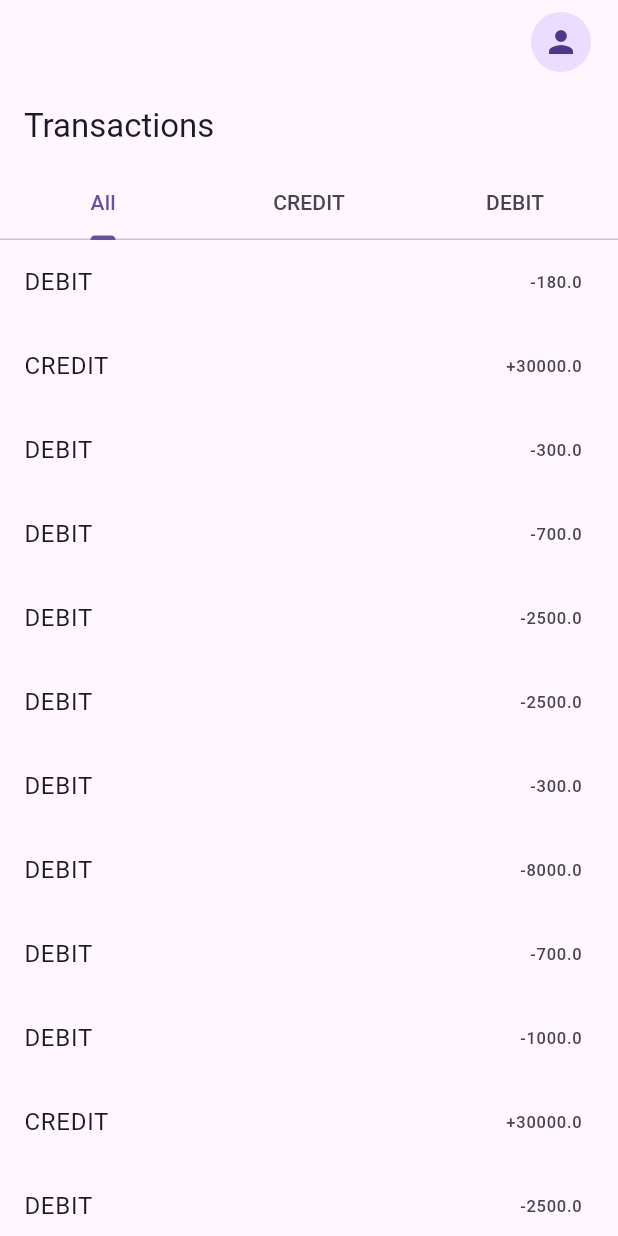
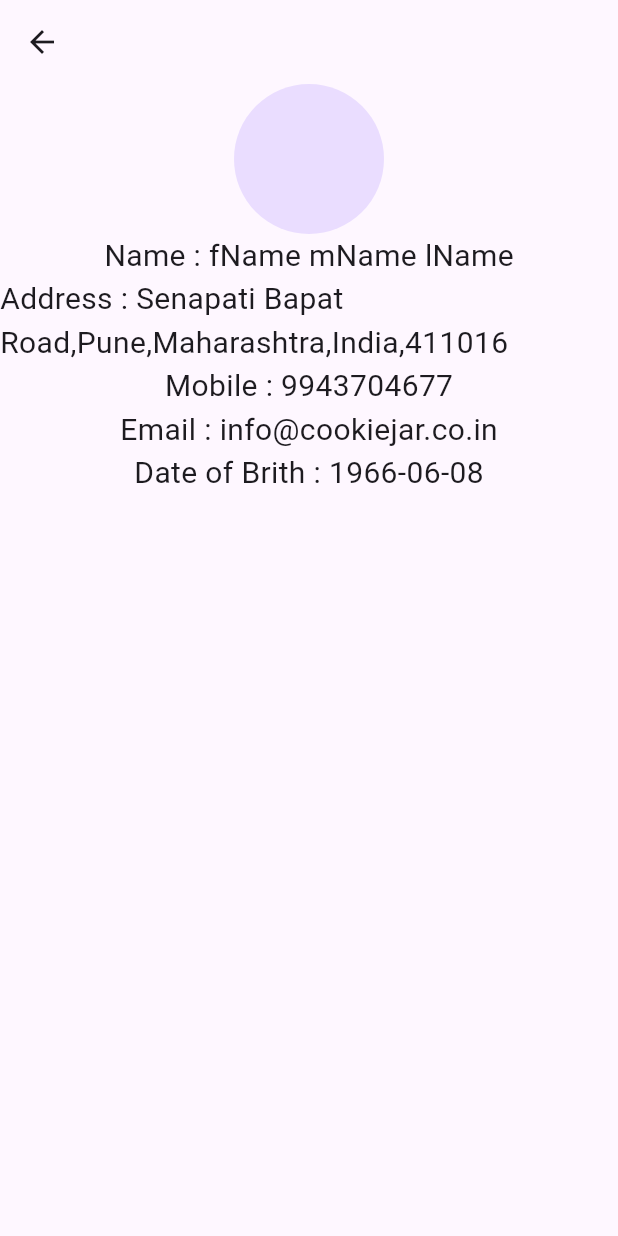
Before and after one commit to AnandhuA/TransactionsApp, a Flutter app: the screen it shows after launch, after a tap on the "person" icon, on a phone screen of 412 x 824 dp. Run offline on Flutter 3.47's test engine with Material 3 defaults, Android fonts, the phone set to English and light mode, and no system bars; our stand-ins replace flutter_bloc.

Commit message:
profile page added

```diff
--- a/lib/screens/home_screen.dart
+++ b/lib/screens/home_screen.dart
@@ -1,6 +1,7 @@
 import 'package:flutter/material.dart';
 import 'package:flutter_bloc/flutter_bloc.dart';
 import 'package:transaction_app/data/bloc/featch_details/featch_details_bloc.dart';
+import 'package:transaction_app/screens/profile_screen.dart';
 import 'package:transaction_app/screens/widgets/transaction.dart';
 
 class HomeScreen extends StatefulWidget {
@@ -23,7 +24,13 @@ class _HomeScreenState extends State<HomeScreen> {
       appBar: AppBar(
         actions: [
           IconButton(
-            onPressed: () {},
+            onPressed: () {
+              Navigator.push(
+                  context,
+                  MaterialPageRoute(
+                    builder: (context) => const ProfileScreen(),
+                  ));
+            },
             icon: const CircleAvatar(
               child: Icon(Icons.person),
             ),
@@ -40,23 +47,41 @@ class _HomeScreenState extends State<HomeScreen> {
               child: CircularProgressIndicator(),
             );
           } else if (state is FeatchDetailsSuccessState) {
-            return TransactionWidget(
-              transactions: state.statement.account.transactions,
-              creditTransactions: state.creditTransactions,
-              debitTransactions: state.debitTransactions,
+            return Column(
+              children: [
+                Container(
+                  margin: const EdgeInsets.all(30),
+                  padding: const EdgeInsets.all(20),
+                  height: 150,
+                  width: double.infinity,
+                  decoration: BoxDecoration(
+                    color: Colors.orangeAccent.shade200,
+                    borderRadius: BorderRadius.circular(10),
+                  ),
+                  child: Column(
+                    children: [
+                      const Text(
+                        "Balance",
+                        style: TextStyle(fontSize: 20),
+                      ),
+                      Text(
+                        state.statement.account.summary.currentBalance,
+                        style: const TextStyle(fontSize: 30),
+                      ),
+                      Text("Type:${state.statement.account.summary.type}"),
+                      Text("Type:${state.statement.account.summary.status}")
+                    ],
+                  ),
+                ),
+                Expanded(
+                  child: TransactionWidget(
+                    transactions: state.statement.account.transactions,
+                    creditTransactions: state.creditTransactions,
+                    debitTransactions: state.debitTransactions,
+                  ),
+                ),
+              ],
             );
-            // return ListView.builder(
-            //   itemCount:
-            //       state.statement.account.transactions.transactionList.length,
-            //   itemBuilder: (context, index) {
-            //     return ListTile(
-            //       title: Text(
-            //         state.statement.account.transactions.transactionList[index]
-            //             .amount,
-            //       ),
-            //     );
-            //   },
-            // );
           } else {
             return const Center(
               child: Text("Error"),
--- /dev/null
+++ b/lib/screens/profile_screen.dart
@@ -0,0 +1,49 @@
+import 'package:flutter/material.dart';
+import 'package:flutter_bloc/flutter_bloc.dart';
+import 'package:transaction_app/data/bloc/featch_details/featch_details_bloc.dart';
+
+class ProfileScreen extends StatelessWidget {
+  const ProfileScreen({super.key});
+
+  @override
+  Widget build(BuildContext context) {
+    return Scaffold(
+      appBar: AppBar(),
+      body: BlocBuilder<FeatchDetailsBloc, FeatchDetailsState>(
+        builder: (context, state) {
+          return state is FeatchDetailsSuccessState
+              ? Column(
+                  children: [
+                    const CircleAvatar(
+                      radius: 50,
+                    ),
+                    Text(
+                      "Name : ${state.statement.account.profile.holders.holder.name}",
+                      style: TextStyle(fontSize: 20),
+                    ),
+                    Text(
+                      "Address : ${state.statement.account.profile.holders.holder.address}",
+                      style: TextStyle(fontSize: 20),
+                    ),
+                    Text(
+                      "Mobile : ${state.statement.account.profile.holders.holder.mobile}",
+                      style: TextStyle(fontSize: 20),
+                    ),
+                    Text(
+                      "Email : ${state.statement.account.profile.holders.holder.email}",
+                      style: TextStyle(fontSize: 20),
+                    ),
+                    Text(
+                      "Date of Brith : ${state.statement.account.profile.holders.holder.dob}",
+                      style: TextStyle(fontSize: 20),
+                    )
+                  ],
+                )
+              : const Center(
+                  child: Text("data"),
+                );
+        },
+      ),
+    );
+  }
+}
--- a/lib/screens/widgets/transaction_list_view.dart
+++ b/lib/screens/widgets/transaction_list_view.dart
@@ -1,4 +1,5 @@
 import 'package:flutter/material.dart';
+import 'package:intl/intl.dart';
 import 'package:transaction_app/models/model.dart';
 
 class TransactionListView extends StatelessWidget {
@@ -7,16 +8,32 @@ class TransactionListView extends StatelessWidget {
 
   @override
   Widget build(BuildContext context) {
-    return ListView.builder(
+    return ListView.separated(
       itemCount: transactionList.length,
       itemBuilder: (context, index) {
+        DateTime dateTime =
+            DateTime.parse(transactionList[index].transactionTimestamp);
+        String formattedDateTime = DateFormat.yMMMd().format(dateTime);
         return ListTile(
           title: Text(transactionList[index].type),
-          trailing: transactionList[index].type == "DEBIT"
-              ? Text("-${transactionList[index].amount}")
-              : Text("+${transactionList[index].amount}"),
+          subtitle: Text(transactionList[index].mode),
+          trailing: Column(
+            children: [
+              transactionList[index].type == "DEBIT"
+                  ? Text(
+                      "-${transactionList[index].amount}",
+                      style: const TextStyle(color: Colors.red),
+                    )
+                  : Text(
+                      "+${transactionList[index].amount}",
+                      style: const TextStyle(color: Colors.green),
+                    ),
+              Text(formattedDateTime)
+            ],
+          ),
         );
       },
+      separatorBuilder: (context, index) => const Divider(),
     );
   }
 }
--- a/pubspec.yaml
+++ b/pubspec.yaml
@@ -36,6 +36,7 @@ dependencies:
   # Use with the CupertinoIcons class for iOS style icons.
   cupertino_icons: ^1.0.6
   flutter_bloc: ^8.1.6
+  intl: ^0.19.0
 
 dev_dependencies:
   flutter_test:
```
Also changed, not shown: pubspec.lock.
